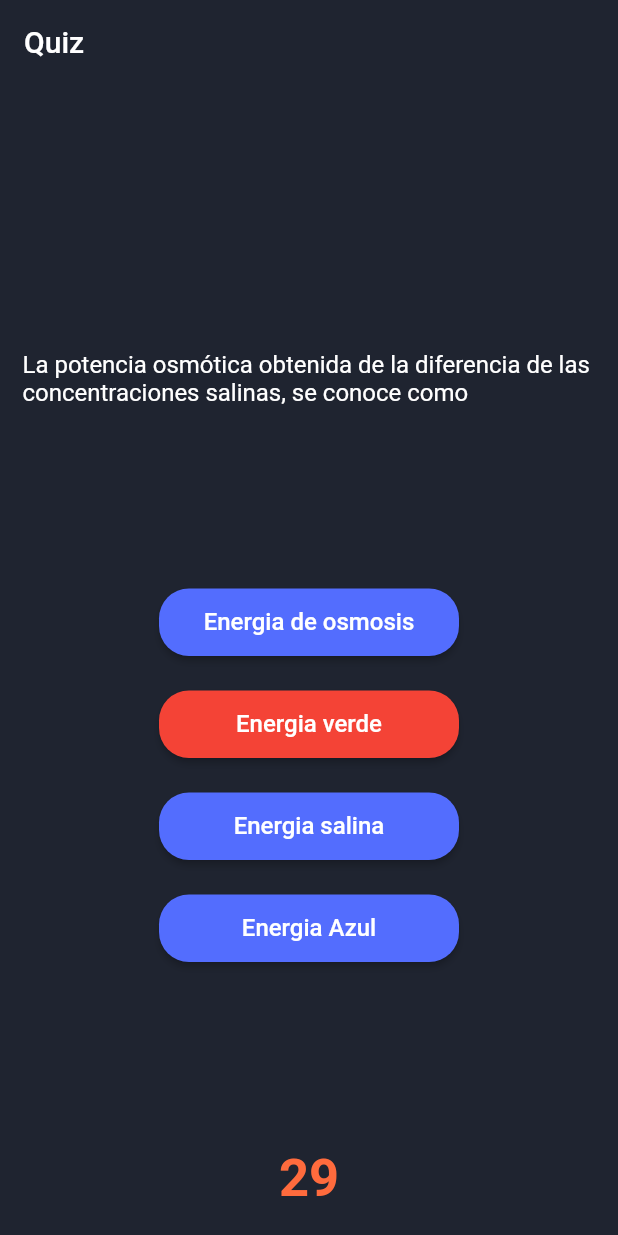
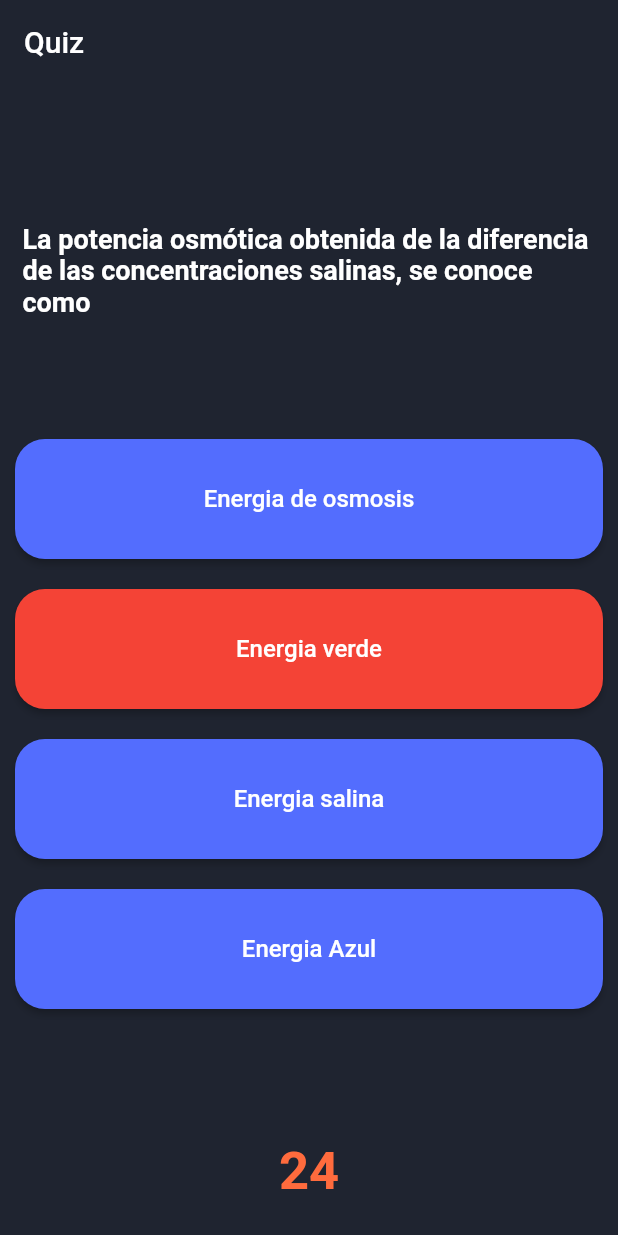
Before and after one commit to randysalvador/EDUPAUEE, a Flutter app: the getjson screen opened directly with empty values, after a tap on "Energia verde", on a phone screen of 412 x 824 dp. Run offline on Flutter 3.47's test engine with Material 2 defaults, Android fonts, the phone set to English and light mode, and no system bars; our stand-ins replace carousel_slider, chewie, flutter_markdown, get, google_fonts, video_player and 1 more; Roboto replaces fonts that are missing (Alike, Quando, Times New Roman).

Commit message:
changes_juegos_text

```diff
--- a/lib/Juegos/QuizStar/quizpage.dart
+++ b/lib/Juegos/QuizStar/quizpage.dart
@@ -43,8 +43,10 @@ class getjson extends StatelessWidget {
         if (mydata == null) {
           return Scaffold(
             body: Center(
-              child: Text(
-                "Cargando...",
+              child: Center(
+                child: CircularProgressIndicator(
+                  backgroundColor: Color(0XFFFF6B3D),
+                ),
               ),
             ),
           );
@@ -76,8 +78,8 @@ class _quizpageState extends State<quizpage> {
   bool disableAnswer = false;
   // extra varibale to iterate
   int j = 1;
-  int timer = 30;
-  String showtimer = "30";
+  int timer = 25;
+  String showtimer = "25";
   var random_array;
 
   Map<String, Color> btncolor = {
@@ -160,7 +162,7 @@ class _quizpageState extends State<quizpage> {
 
   void nextquestion() {
     canceltimer = false;
-    timer = 30;
+    timer = 25;
     setState(() {
       if (j < 10) {
         i = random_array[j];
@@ -208,10 +210,11 @@ class _quizpageState extends State<quizpage> {
 
   Widget choicebutton(String k) {
     return Padding(
-      padding: EdgeInsets.symmetric(
+      /*padding: EdgeInsets.symmetric(
         vertical: 10.0,
         horizontal: 20.0,
-      ),
+      ),*/
+      padding: EdgeInsets.fromLTRB(10, 10, 10, 10),
       child: MaterialButton(
         onPressed: () => checkanswer(k),
         child: Text(
@@ -221,13 +224,15 @@ class _quizpageState extends State<quizpage> {
             fontFamily: "Alike",
             fontSize: 16.0,
           ),
-          maxLines: 1,
+          maxLines: 3,
         ),
         color: btncolor[k],
         splashColor: Colors.indigo[700],
         highlightColor: Colors.indigo[700],
-        minWidth: 200.0,
-        height: 45.0,
+        //minWidth: 200.0,
+        minWidth: double.infinity,
+
+        height: 80,
         shape:
             RoundedRectangleBorder(borderRadius: BorderRadius.circular(20.0)),
       ),
@@ -248,17 +253,17 @@ class _quizpageState extends State<quizpage> {
       body: Column(
         children: <Widget>[
           Expanded(
-            flex: 3,
+            flex: 2,
             child: Container(
               padding: EdgeInsets.all(15.0),
               alignment: Alignment.bottomLeft,
               child: Text(
                 mydata[0][i.toString()],
                 style: TextStyle(
-                  fontSize: 16.0,
-                  fontFamily: "Quando",
-                  color: Colors.white,
-                ),
+                    fontSize: 18.0,
+                    fontFamily: "Quando",
+                    color: Colors.white,
+                    fontWeight: (FontWeight.bold)),
               ),
             ),
           ),
```
Also changed, not shown: assets/python.json (+10 -10 lines), lib/Juegos/QuizStar/resultpage.dart (+5 -5 lines).
